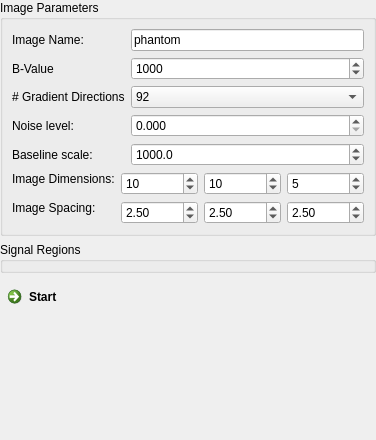
First picture: the form in Plugins/org.mitk.gui.qt.diffusionimaging/src/internal/QmitkDwiSoftwarePhantomViewControls.ui, repository MITK/MITK, before the edit.
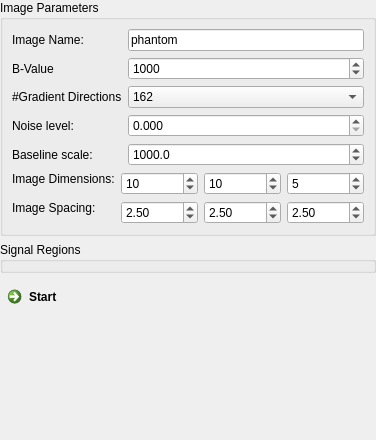
Second picture: the form after the edit.

What changed in the file:
```diff
--- a/Plugins/org.mitk.gui.qt.diffusionimaging/src/internal/QmitkDwiSoftwarePhantomViewControls.ui
+++ b/Plugins/org.mitk.gui.qt.diffusionimaging/src/internal/QmitkDwiSoftwarePhantomViewControls.ui
@@ -121,14 +121,14 @@
          <item row="2" column="0">
           <widget class="QLabel" name="m_TensorsToDWINumDirsLabel">
            <property name="text">
-            <string># Gradient Directions</string>
+            <string>#Gradient Directions</string>
            </property>
           </widget>
          </item>
          <item row="2" column="1">
           <widget class="QComboBox" name="m_TensorsToDWINumDirsSelect">
            <property name="currentIndex">
-            <number>2</number>
+            <number>3</number>
            </property>
            <item>
             <property name="text">
```
